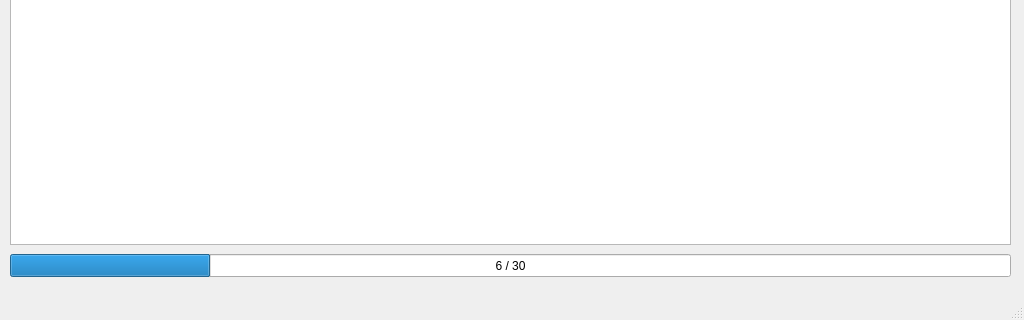
Above: tr_gui.ui from Candinya/NyaTrace before the change; both pictures show x 0 to 1024 and y 256 to 576 of the 1024 by 576 pixel window. Below: the same form after it.
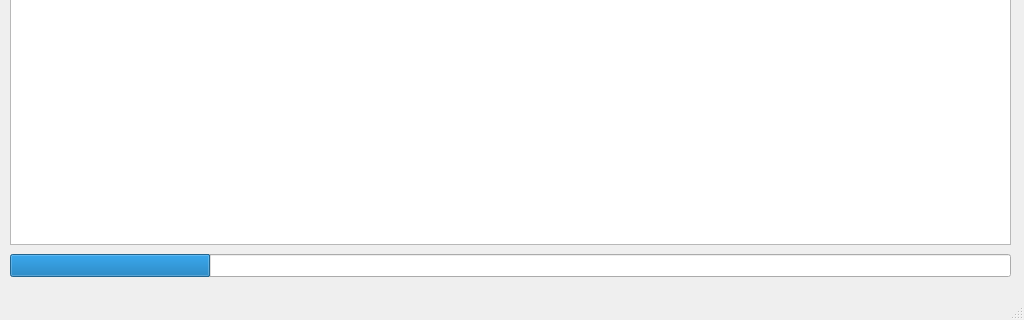
That is the form after the change.

```diff
--- a/tr_gui.ui
+++ b/tr_gui.ui
@@ -75,7 +75,7 @@
      <number>6</number>
     </property>
     <property name="textVisible">
-     <bool>true</bool>
+     <bool>false</bool>
     </property>
     <property name="format">
      <string>%v / %m</string>
```
Left out of the diff: 4 changed lines with no effect on the pictures.
